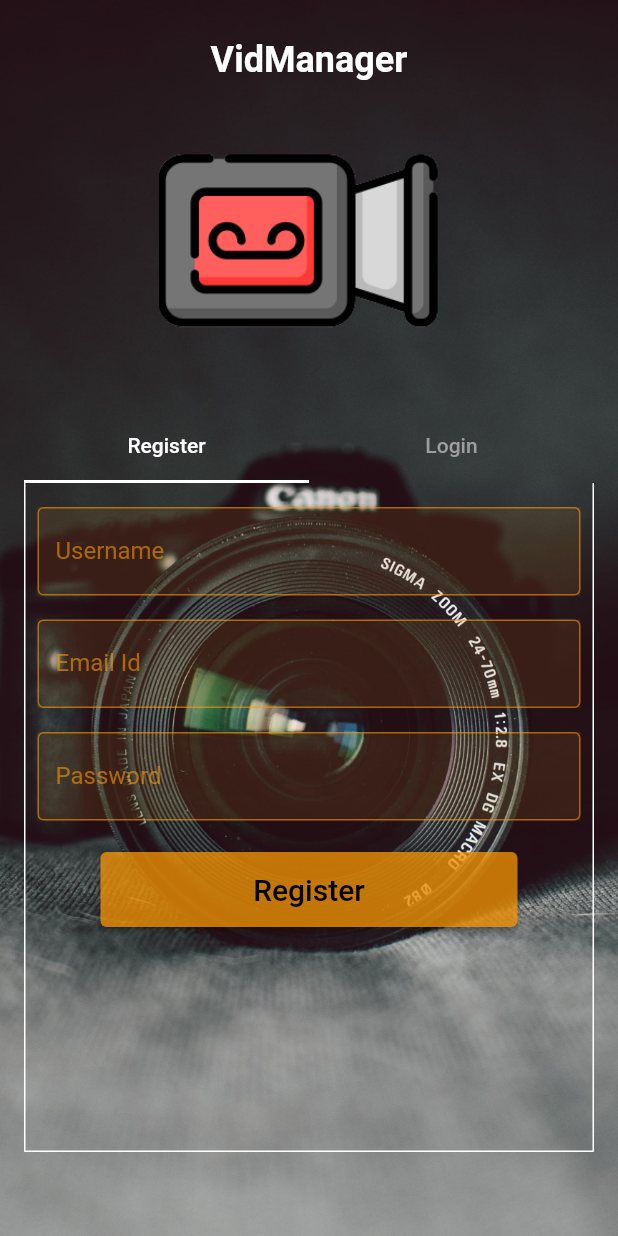
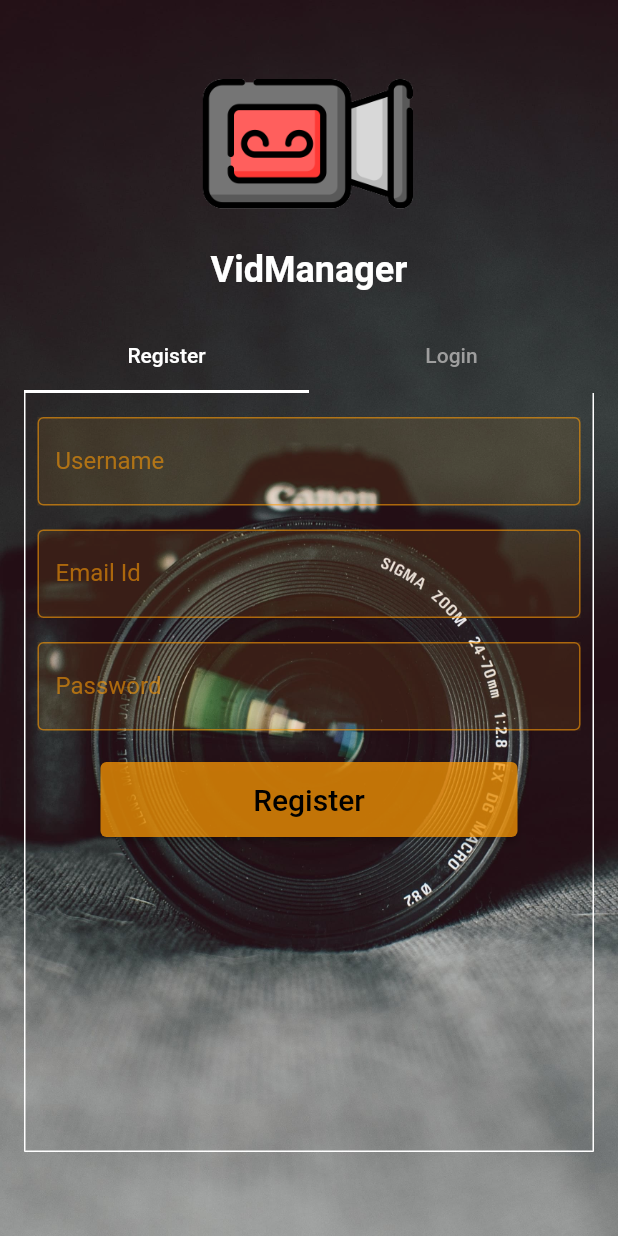
Before and after one commit to Swagnik02/VidManager, a Flutter app: the screen it shows after launch, on a phone screen of 412 x 824 dp. Run offline on Flutter 3.47's test engine with Material 2 defaults, Android fonts, the phone set to English and light mode, and no system bars; our stand-ins replace firebase_auth, firebase_core, google_fonts; accounts and stored records are empty.

Commit message:
improved ui

```diff
--- a/lib/authComponents/title_auth.dart
+++ b/lib/authComponents/title_auth.dart
@@ -5,10 +5,23 @@ class TitleAuth extends StatelessWidget {
 
   @override
   Widget build(BuildContext context) {
-    return Padding(
-      padding: const EdgeInsetsDirectional.fromSTEB(0.00, 10.0, 0.00, 0.00),
-      child: Column(
+    return Column(
       children: [
+        Row(
+          mainAxisSize: MainAxisSize.max,
+          mainAxisAlignment: MainAxisAlignment.center,
+          children: [
+            Container(
+              padding: const EdgeInsets.fromLTRB(10, 0, 0, 0),
+              width: 200,
+              height: 150,
+              child: Image.asset(
+                'assets/icon.png',
+                fit: BoxFit.cover,
+              ),
+            ),
+          ],
+        ),
         Row(
           mainAxisSize: MainAxisSize.max,
           mainAxisAlignment: MainAxisAlignment.center,
@@ -23,22 +36,7 @@ class TitleAuth extends StatelessWidget {
             ),
           ],
         ),
-          Row(
-            mainAxisSize: MainAxisSize.max,
-            mainAxisAlignment: MainAxisAlignment.center,
-            children: [
-              SizedBox(
-                width: 200,
-                height: 200,
-                child: Image.asset(
-                  'assets/icon.png',
-                  fit: BoxFit.cover,
-                ),
-              ),
       ],
-          ),
-        ],
-      ),
     );
   }
 }
```
Lines whose indentation alone changed are shown as unchanged.
